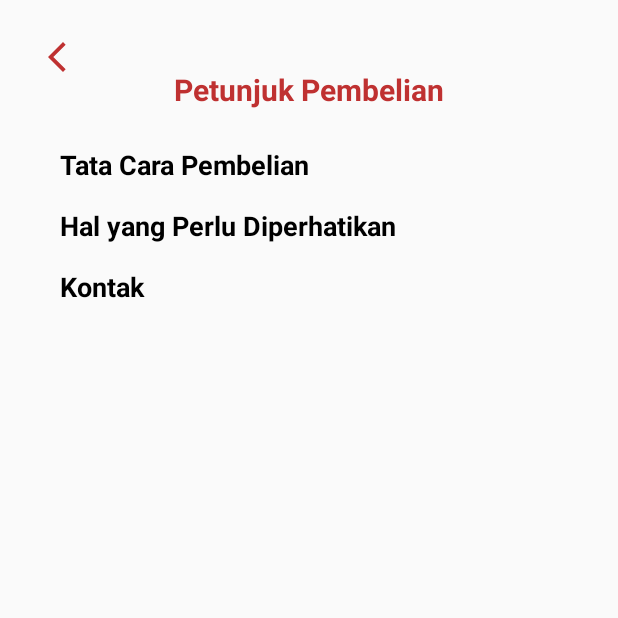
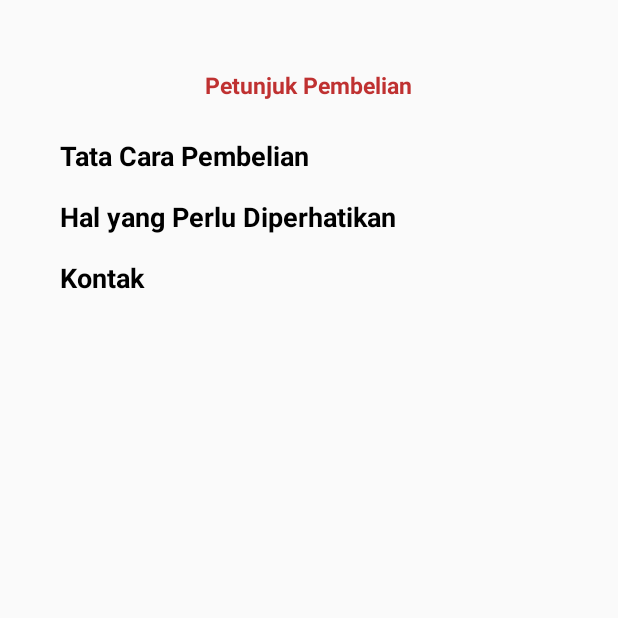
Before and after one commit to wahyuwijaya27/kotlin-motor-frontend, an Android app: the CheckoutActivity screen opened directly, with no data from a screen before it, after a tap on "Petunjuk Pembelian", on a phone screen of 412 x 824 dp, the top half of it. Run offline under Robolectric (Android 15) with nearby library versions, the phone set to English and light mode, and no system bars; our stand-ins replace Picasso; pictures from the network do not load.

Commit message:
Update finishing

```diff
--- a/app/src/main/java/com/example/motorku/api/RetrofitClient.kt
+++ b/app/src/main/java/com/example/motorku/api/RetrofitClient.kt
@@ -6,7 +6,7 @@ import retrofit2.Retrofit
 import retrofit2.converter.gson.GsonConverterFactory
 
 object RetrofitClient {
-    private const val BASE_URL = "http://192.168.0.16:8000/api/"
+    private const val BASE_URL = "http://192.168.100.24:8000/api/"
 
     // Logging untuk memonitor HTTP request dan response
     private val loggingInterceptor = HttpLoggingInterceptor().apply {
--- a/app/src/main/java/com/example/motorku/respon/CartResponse.kt
+++ b/app/src/main/java/com/example/motorku/respon/CartResponse.kt
@@ -20,7 +20,10 @@ data class Motor(
 	val brand: String? = null,
 
 	@field:SerializedName("status")
-	val status: String? = null
+	val status: String? = null,
+
+	@field:SerializedName("specification") // Tambahkan ini
+	val specification: String? = null
 )
 
 data class ResponseItem(
--- a/app/src/main/res/layout/activity_checkout.xml
+++ b/app/src/main/res/layout/activity_checkout.xml
@@ -11,7 +11,7 @@
         android:layout_width="wrap_content"
         android:layout_height="wrap_content"
         android:text="Checkout Pembelian"
-        android:textSize="20sp"
+        android:textSize="15sp"
         android:textColor="@color/primaryColor"
         android:textStyle="bold"
         android:layout_centerHorizontal="true"
--- a/app/src/main/res/layout/activity_deskripsi_motor.xml
+++ b/app/src/main/res/layout/activity_deskripsi_motor.xml
@@ -86,7 +86,7 @@
                 android:layout_width="match_parent"
                 android:layout_height="wrap_content"
                 android:layout_marginTop="8dp"
-                android:text="Spesifikasi :"
+                android:text="Spesifikasi dan Kelengkapan :"
                 android:textAlignment="center"
                 android:textColor="@color/black"
                 android:textSize="14sp"
--- a/app/src/main/res/layout/activity_petunjuk_pembelian.xml
+++ b/app/src/main/res/layout/activity_petunjuk_pembelian.xml
@@ -6,20 +6,12 @@
     tools:context=".BuktiPembelianActivity"
     android:padding="16dp">
 
-    <ImageView
-        android:id="@+id/Bp_btn_back"
-        android:layout_width="wrap_content"
-        android:layout_height="wrap_content"
-        android:src="@drawable/ic_back"
-        android:layout_marginTop="10dp"
-        android:layout_marginLeft="10dp" />
-
     <TextView
         android:id="@+id/Pp_txt_1"
         android:layout_width="wrap_content"
         android:layout_height="wrap_content"
         android:text="Petunjuk Pembelian"
-        android:textSize="20sp"
+        android:textSize="15sp"
         android:textStyle="bold"
         android:layout_centerHorizontal="true"
         android:layout_marginTop="30dp"
@@ -69,14 +61,17 @@
                 <LinearLayout
                     android:layout_width="match_parent"
                     android:layout_height="wrap_content"
-                    android:orientation="horizontal">
+                    android:orientation="vertical"
+                    android:paddingBottom="8dp">
 
+                    <!-- Teks Poin 2 -->
                     <TextView
                         android:layout_width="wrap_content"
                         android:layout_height="wrap_content"
                         android:text="2. Transfer DP/Uang Muka ke nomor rekening: "
                         android:textSize="16sp" />
 
+                    <!-- Nomor Rekening -->
                     <TextView
                         android:id="@+id/text_nomor_rekening"
                         android:layout_width="wrap_content"
@@ -84,16 +79,20 @@
                         android:text="6805 0103 4082 539"
                         android:textColor="@color/primaryColor"
                         android:textStyle="bold"
-                        android:textSize="16sp" />
+                        android:textSize="16sp"
+                        android:layout_marginTop="4dp"
+                        android:layout_gravity="center_horizontal" />
+
+                    <!-- Tombol Salin -->
+                    <Button
+                        android:id="@+id/button_copy_rekening"
+                        android:layout_width="wrap_content"
+                        android:layout_height="wrap_content"
+                        android:text="Salin"
+                        android:textSize="13sp"
+                        android:layout_marginTop="8dp"
+                        android:layout_gravity="center_horizontal" />
                 </LinearLayout>
-
-                <Button
-                    android:id="@+id/button_copy_rekening"
-                    android:layout_width="wrap_content"
-                    android:layout_height="wrap_content"
-                    android:text="Salin Nomor Rekening"
-                    android:textSize="14sp"
-                    android:layout_marginTop="4dp" />
 
                 <TextView
                     android:layout_width="wrap_content"
--- a/app/src/main/res/values/colors.xml
+++ b/app/src/main/res/values/colors.xml
@@ -6,4 +6,5 @@
     <color name="gray">#B5A8A8</color>
     <color name="black">#000000</color>
     <color name="red">#FF0000</color>
+    <color name="semired">#f9ebea</color>
 </resources>
--- a/app/src/main/res/xml/network_security_config.xml
+++ b/app/src/main/res/xml/network_security_config.xml
@@ -1,6 +1,6 @@
 <?xml version="1.0" encoding="utf-8"?>
 <network-security-config xmlns:android="http://schemas.android.com/apk/res/android">
     <domain-config cleartextTrafficPermitted="true">
-        <domain includeSubdomains="true">192.168.0.16</domain>
+        <domain includeSubdomains="true">192.168.100.24</domain>
     </domain-config>
 </network-security-config>
```
Also changed, not shown: app/src/main/java/com/example/motorku/CartAdapter.kt (+19 -4 lines), app/src/main/res/layout/activity_bukti_pembelian.xml (+1 -9 lines), app/src/main/res/layout/activity_cart.xml (+2 -12 lines), app/src/main/res/layout/fragment_about.xml (+0 -8 lines).
